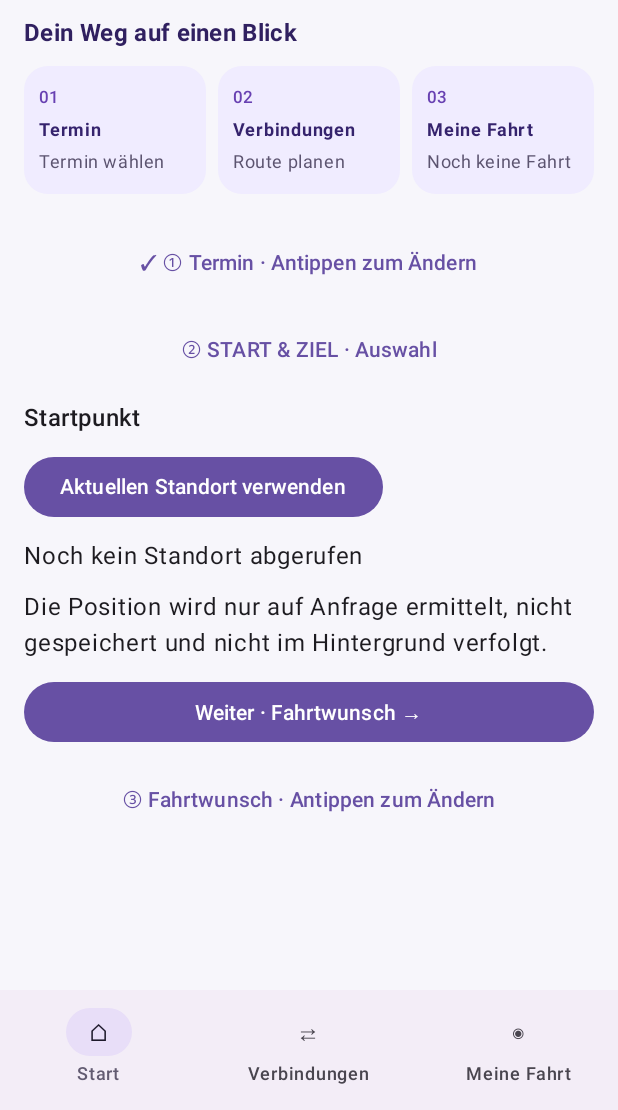
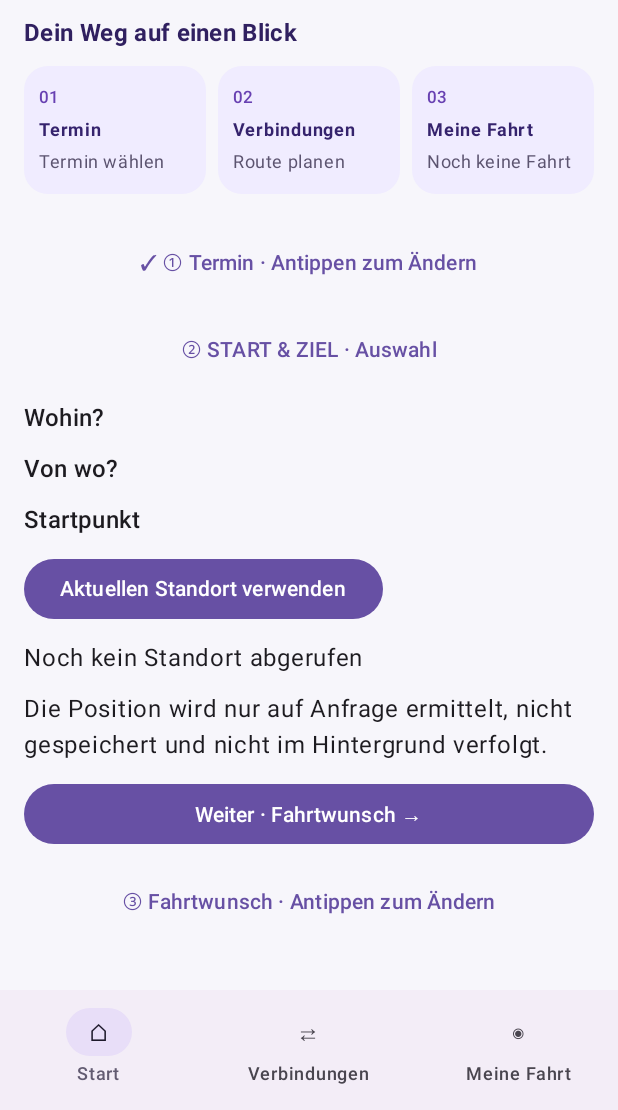
Before and after one commit to jochenkunkel/mvv-mobility-assistant, an Android app built with Jetpack Compose: the screen it shows after launch (MainActivity), after a tap on "Weiter · Start & Ziel →", on a phone screen of 412 x 824 dp, the part 126-1236 px from its top. Run offline under Robolectric (Android 15) with nearby library versions, the phone set to English and light mode, and no system bars; libraries missing offline, so code that uses them is left out: androidx.glance, androidx.glance.appwidget.

Commit message:
Place destination confirmation and online lookup together with origin in step two

```diff
--- a/app/src/main/java/de/mvv/mobility/MainActivity.kt
+++ b/app/src/main/java/de/mvv/mobility/MainActivity.kt
@@ -283,6 +283,17 @@ class MainActivity : ComponentActivity() {
                                         }
                                     }
                                 }
+
+                            }
+                        }
+                        if (!(fixture && !visualFixture)) Button(onClick = { activeSetupStep = 1 }, modifier = Modifier.fillMaxWidth().testTag("setup_next_address")) { Text("Weiter · Start & Ziel →") }
+                        }
+                        TextButton(onClick = { activeSetupStep = 1 }, modifier = Modifier.fillMaxWidth().testTag("setup_step_address")) {
+                            Text(if (activeSetupStep == 1) "② START & ZIEL · Auswahl" else "② Start & Ziel · Antippen zum Ändern")
+                        }
+                        if (activeSetupStep == 1 || (fixture && !visualFixture)) {
+                        Text("Wohin?", style = MaterialTheme.typography.titleMedium)
+                        if (appointment != null) {
                                 if (appointment.location == null) {
                                     Text("Für diesen Termin fehlt ein Zielort. Bitte bestätigen oder ergänzen.")
                                 } else {
@@ -324,14 +335,8 @@ class MainActivity : ComponentActivity() {
                                 if (confirmedDestination.isNotBlank()) {
                                     Text("Bestätigtes Ziel (nur für diese Ansicht): $confirmedDestination")
                                 }
-                            }
                         }
-                        if (!(fixture && !visualFixture)) Button(onClick = { activeSetupStep = 1 }, modifier = Modifier.fillMaxWidth().testTag("setup_next_address")) { Text("Weiter · Start & Ziel →") }
-                        }
-                        TextButton(onClick = { activeSetupStep = 1 }, modifier = Modifier.fillMaxWidth().testTag("setup_step_address")) {
-                            Text(if (activeSetupStep == 1) "② START & ZIEL · Auswahl" else "② Start & Ziel · Antippen zum Ändern")
-                        }
-                        if (activeSetupStep == 1 || (fixture && !visualFixture)) {
+                        Text("Von wo?", style = MaterialTheme.typography.titleMedium)
                         Text("Startpunkt", style = MaterialTheme.typography.titleMedium)
                         Button(onClick = {
                             if (CurrentLocationRepository.hasPermission(this@MainActivity)) {
```
